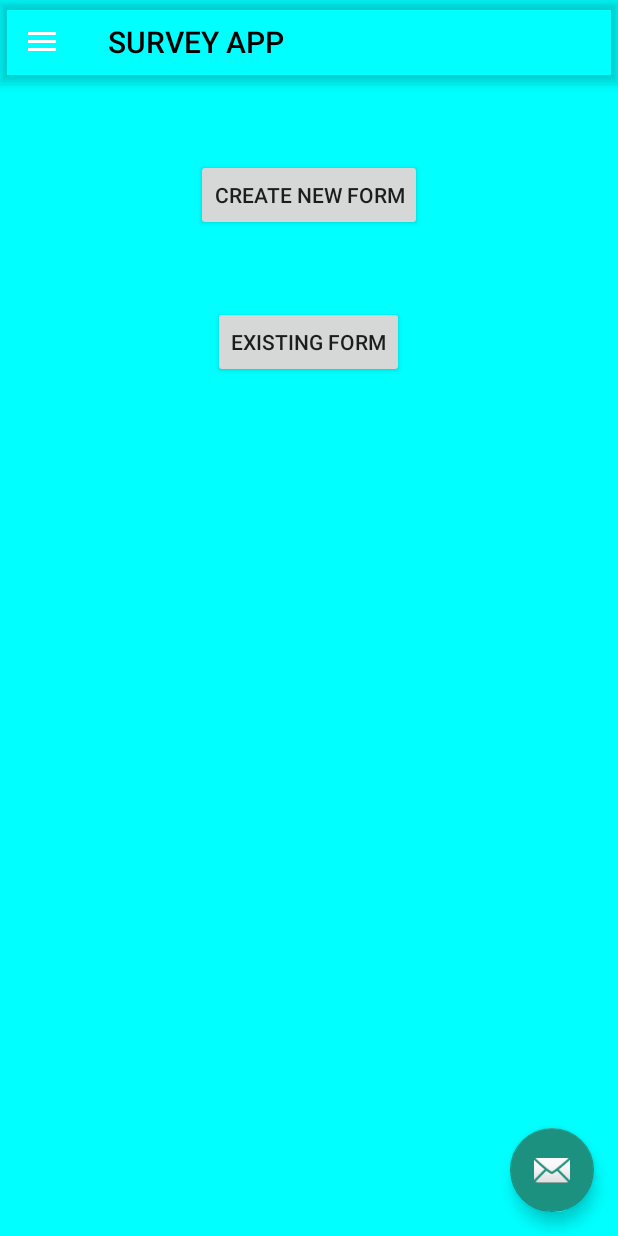
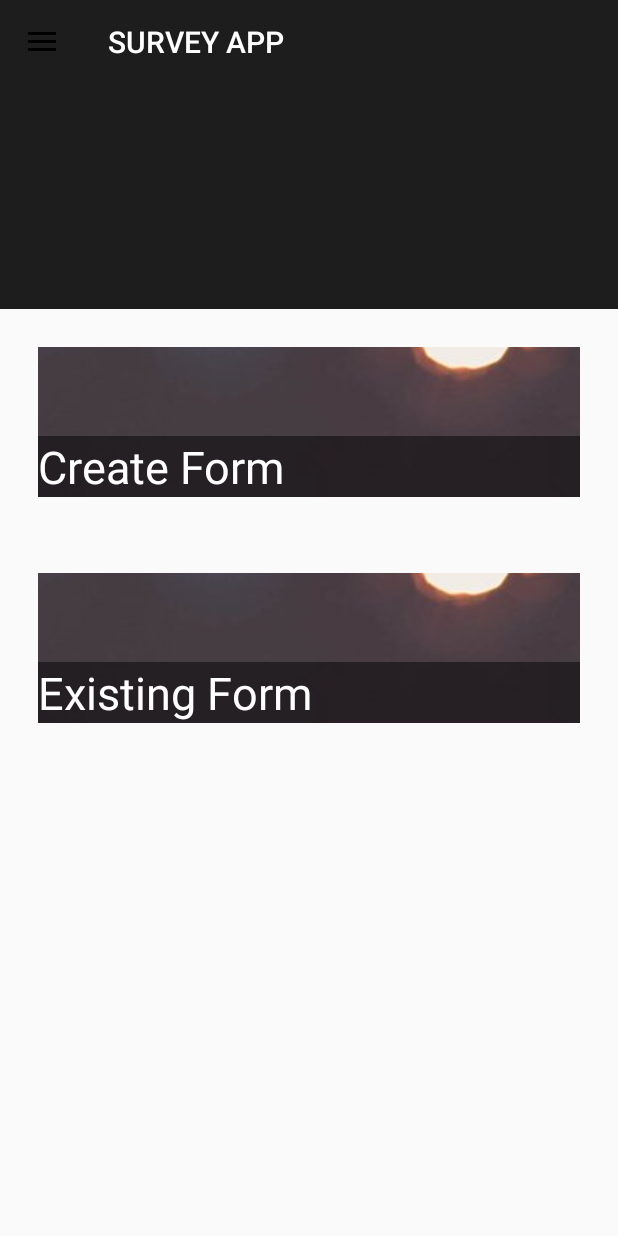
Before and after one commit to hitenjain88/Survey, an Android app: the screen it shows after launch (MainPage before the commit, MainMenu after it), on a phone screen of 412 x 824 dp. Run offline under Robolectric (Android 15) with nearby library versions, the phone set to English and light mode, and no system bars; plain views replace ArcView, RoundRectView.

Commit message:
new main screen

```diff
--- a/app/src/main/java/com/example/survey/MainPage.java
+++ /dev/null
@@ -1,287 +0,0 @@
-package com.example.survey;
-
-
-import android.Manifest;
-import android.annotation.SuppressLint;
-import android.app.AlertDialog;
-import android.app.Dialog;
-import android.content.Context;
-import android.content.DialogInterface;
-import android.content.Intent;
-import android.content.pm.PackageManager;
-import android.graphics.Color;
-import android.graphics.drawable.ColorDrawable;
-import android.os.Build;
-import android.os.Bundle;
-import android.os.Environment;
-import android.os.Handler;
-import android.support.annotation.NonNull;
-import android.support.design.widget.AppBarLayout;
-import android.support.design.widget.FloatingActionButton;
-import android.support.design.widget.NavigationView;
-import android.support.design.widget.Snackbar;
-import android.support.design.widget.TextInputLayout;
-import android.support.v4.app.ActivityCompat;
-import android.support.v4.content.ContextCompat;
-import android.support.v4.widget.DrawerLayout;
-import android.support.v7.app.ActionBarDrawerToggle;
-import android.support.v7.app.AppCompatActivity;
-import android.support.v7.widget.Toolbar;
-import android.text.Html;
-import android.view.LayoutInflater;
-import android.view.MenuItem;
-import android.view.View;
-import android.widget.Button;
-import android.widget.Toast;
-
-import org.json.JSONArray;
-import org.json.JSONException;
-import org.json.JSONObject;
-
-import java.io.BufferedOutputStream;
-import java.io.File;
-import java.io.FileOutputStream;
-import java.io.IOException;
-import java.security.Permission;
-import java.text.SimpleDateFormat;
-import java.util.Calendar;
-import java.util.Date;
-import java.util.Locale;
-
-public class MainPage extends AppCompatActivity {
-
-    private View alertView;
-    private Dialog alertDialog;
-    private String DIR_PATH;
-    private final int STORAGE_PERMISSION_CODE = 100;
-
-
-
-    @Override
-    protected void onCreate(Bundle savedInstanceState) {
-        super.onCreate(savedInstanceState);
-        setContentView(R.layout.activity_main_page);
-        //Toolbar toolbar = findViewById(R.id.toolbar);
-        AppBarLayout appBarLayout = (AppBarLayout) findViewById(R.id.appbar);
-        // Create Navigation drawer and inlfate layout
-        NavigationView navigationView = (NavigationView) findViewById(R.id.nav_view);
-        if (Build.VERSION.SDK_INT >= Build.VERSION_CODES.LOLLIPOP) {
-            appBarLayout.setElevation(1);
-        }
-        //getSupportActionBar().setElevation(0);
-        appBarLayout.setBackgroundColor(Color.TRANSPARENT);
-        // Adding menu icon to Toolbar
-        // Set behavior of Navigation drawer
-        Context mContext = this;
-        Toolbar mToolbar = (Toolbar) findViewById(R.id.toolbar);
-
-        // Toolbar :: Transparent
-        mToolbar.setBackgroundColor(Color.TRANSPARENT);
-        if (Build.VERSION.SDK_INT >= Build.VERSION_CODES.LOLLIPOP) {
-            mToolbar.setElevation(0);
-        }
-
-        setSupportActionBar(mToolbar);
-        getSupportActionBar().setElevation(0);
-
-        DIR_PATH = Environment.getExternalStorageDirectory() + "/SurveyApp"; //PATH OF Internal STORAGE FOR FORM and JSON
-
-        //Create new Form Button
-        Button b1 = findViewById(R.id.b1);
-        //Existing Form Button
-        Button b2 = findViewById(R.id.b2);
-
-        FloatingActionButton fab = (FloatingActionButton) findViewById(R.id.fab);
-        fab.setOnClickListener(new View.OnClickListener() {
-            @Override
-            public void onClick(View view) {
-                Snackbar.make(view, "Replace with your own action", Snackbar.LENGTH_LONG)
-                        .setAction("Action", null).show();
-
-            }
-        });
-        DrawerLayout drawer=(DrawerLayout)findViewById(R.id.drawer_layout);
-        ActionBarDrawerToggle toggle=new ActionBarDrawerToggle(
-                MainPage.this, drawer, mToolbar, R.string.navigation_drawer_open,R.string.navigation_drawer_close);
-        drawer.addDrawerListener(toggle);
-        toggle.syncState();
-        navigationView.setNavigationItemSelectedListener(new NavigationView.OnNavigationItemSelectedListener() {
-            @Override
-            public boolean onNavigationItemSelected(@NonNull MenuItem menuItem) {
-                return false;
-            }
-        });
-        getSupportActionBar().setTitle(Html.fromHtml("<font color='#000000'>SURVEY APP</font>"));
-        b1.setOnClickListener(new View.OnClickListener() {
-            @SuppressLint("InflateParams")
-            @Override
-            public void onClick(View v) {
-
-                if(ContextCompat.checkSelfPermission(MainPage.this, Manifest.permission.WRITE_EXTERNAL_STORAGE) != PackageManager.PERMISSION_GRANTED){
-                    requestStoragePermission();
-                }else{
-
-                    //Dialaog Box ye Starting aiga activity for getting simple details
-
-                    LayoutInflater inflate = LayoutInflater.from(MainPage.this);
-                    alertView = inflate.inflate(R.layout.create_form_title_dialog, null);
-
-                    Button btn = alertView.findViewById(R.id.btn_save);
-                    alertDialog = new Dialog(MainPage.this);
-                    alertDialog.setContentView(alertView);
-                    alertDialog.setCanceledOnTouchOutside(false);
-                    alertDialog.getWindow().setBackgroundDrawable(new ColorDrawable(Color.TRANSPARENT));
-                    alertDialog.show();
-
-
-                    btn.setOnClickListener(new View.OnClickListener() {
-                        @Override
-                        public void onClick(View v) {
-                            TextInputLayout tit = alertView.findViewById(R.id.title);
-                            TextInputLayout des = alertView.findViewById(R.id.description);
-                            TextInputLayout auth = alertView.findViewById(R.id.author);
-
-                            String title = tit.getEditText().getText().toString();
-                            String description = des.getEditText().getText().toString();
-                            String author = auth.getEditText().getText().toString();
-
-
-
-                            if(!title.equals("") && !description.equals("") && !author.equals("")) {
-
-                                File dir = new File(DIR_PATH);
-                                if(!dir.exists()){
-                                    dir.mkdir();
-                                    Toast.makeText(MainPage.this, "Directory Created " +DIR_PATH, Toast.LENGTH_SHORT).show();
-                                }
-
-                                File file = new File(DIR_PATH, title + "_Form.json");
-                                try {
-
-                                    JSONObject jsonObj = new JSONObject();
-
-                                    Date c = Calendar.getInstance().getTime();
-                                    SimpleDateFormat df = new SimpleDateFormat("dd-MMM-yyyy", Locale.ENGLISH);
-                                    String formattedDate = df.format(c);
-
-                                    jsonObj.put("title", title);
-                                    jsonObj.put("description", description);
-                                    jsonObj.put("author", author);
-                                    jsonObj.put("date", formattedDate);
-
-
-                                    JSONArray type = new JSONArray();
-
-                                    JSONObject edittext = new JSONObject();
-
-                                    edittext.put("type", "EditText");
-                                    edittext.put("title", "NULL");
-                                    type.put(0,edittext);
-
-                                    jsonObj.put("type", type);
-
-                                    String data = jsonObj.toString();
-
-                                    FileOutputStream fos = new FileOutputStream(file);
-                                    fos.write(data.getBytes());
-                                    fos.close();
-                                    alertDialog.dismiss();
-
-                                    Intent intent = new Intent(getApplicationContext(), CreateForm.class);
-                                    intent.putExtra("title", title);
-                                    intent.putExtra("description", description);
-                                    startActivity(intent);
-                                } catch (IOException e) {
-                                    e.printStackTrace();
-                                    Toast.makeText(MainPage.this, "File Not Created There was an Internal Error", Toast.LENGTH_SHORT).show();
-
-                                    alertDialog.dismiss();
-                                } catch (JSONException e) {
-                                    e.printStackTrace();
-                                }
-
-
-                            }
-                            else{
-                                Toast.makeText(MainPage.this, "Enter the Details Correctly", Toast.LENGTH_SHORT).show();
-                            }
-                        }
-                    });
-
-                    //Dialog code end
-
-                }
-
-
-
-            }
-        });
-        b2.setOnClickListener(new View.OnClickListener() {
-            @Override
-            public void onClick(View v) {
-
-                Intent intent = new Intent(MainPage.this,MainMenu.class);
-                startActivity(intent);
-                Toast.makeText(MainPage.this, "WIP abhi kaam baki h", Toast.LENGTH_SHORT).show();
-            }
-        });
-    }
-
-    public void requestStoragePermission(){
-        if(ActivityCompat.shouldShowRequestPermissionRationale(this, Manifest.permission.WRITE_EXTERNAL_STORAGE)){
-        new AlertDialog.Builder(this)
-                .setTitle("Storage Permission Needed")
-                .setMessage("This permission is needed to save and retrive your form")
-                .setPositiveButton("ok", new DialogInterface.OnClickListener() {
-                    @Override
-                    public void onClick(DialogInterface dialog, int which) {
-                        ActivityCompat.requestPermissions(MainPage.this, new String[] {Manifest.permission.WRITE_EXTERNAL_STORAGE}, STORAGE_PERMISSION_CODE);
-                    }
-                })
-                .setNegativeButton("Cancel", new DialogInterface.OnClickListener() {
-                    @Override
-                    public void onClick(DialogInterface dialog, int which) {
-                        dialog.dismiss();
-                    }
-                })
-        .create()
-        .show();
-
-        }else{
-            ActivityCompat.requestPermissions(this, new String[] {Manifest.permission.WRITE_EXTERNAL_STORAGE}, STORAGE_PERMISSION_CODE);
-        }
-    }
-
-    @Override
-    public void onRequestPermissionsResult(int requestCode, @NonNull String[] permissions, @NonNull int[] grantResults) {
-        if(requestCode==STORAGE_PERMISSION_CODE){
-            if(grantResults.length > 0 && grantResults[0] == PackageManager.PERMISSION_GRANTED){
-                Toast.makeText(this, "PERMISSION GRANTED", Toast.LENGTH_SHORT).show();
-            }
-            else{
-                Toast.makeText(this, "PERMISSON IS NOT GRANTED", Toast.LENGTH_SHORT).show();
-            }
-        }
-    }
-
-    boolean doubleBackToExitPressedOnce = false;
-
-    @Override
-    public void onBackPressed() {
-        if (doubleBackToExitPressedOnce) {
-            super.onBackPressed();
-            return;
-        }
-
-        this.doubleBackToExitPressedOnce = true;
-        Toast.makeText(this, "Please click BACK again to exit", Toast.LENGTH_SHORT).show();
-
-        new Handler().postDelayed(new Runnable() {
-
-            @Override
-            public void run() {
-                doubleBackToExitPressedOnce=false;
-            }
-        }, 1000);
-    }
-}
--- a/app/src/main/java/com/example/survey/SplashScreen.java
+++ b/app/src/main/java/com/example/survey/SplashScreen.java
@@ -27,7 +27,7 @@ public class SplashScreen extends AppCompatActivity {
             {
                 e.printStackTrace();
             }
-            Intent in = new Intent(SplashScreen.this,MainPage.class);
+            Intent in = new Intent(SplashScreen.this,MainMenu.class);
             startActivity(in);
             finish();
 
--- /dev/null
+++ b/app/src/main/res/drawable/splash_screen.xml
@@ -0,0 +1,18 @@
+<?xml version="1.0" encoding="utf-8"?>
+<selector xmlns:android="http://schemas.android.com/apk/res/android">
+    <item>
+        <shape android:shape="rectangle">
+            <stroke
+                android:width="10dp"
+                android:color="#01194E"/>
+            <corners
+                android:radius="30dp"/>
+            <gradient
+                android:centerColor="#013846"
+                android:endColor="#000000"
+                android:startColor="#000000"
+                android:type="linear"
+                android:angle="90"/>
+        </shape>
+    </item>
+</selector>
--- a/app/src/main/res/layout/activity_main_menu.xml
+++ b/app/src/main/res/layout/activity_main_menu.xml
@@ -56,6 +56,7 @@
             android:layout_height="match_parent"
             android:scaleType="center"
             android:src="@drawable/create_form"
+            android:id="@+id/b1"
             />
 
         <TextView
@@ -89,6 +90,7 @@
             android:layout_height="match_parent"
             android:scaleType="center"
             android:src="@drawable/create_form"
+            android:id="@+id/b2"
             />
 
         <TextView
--- a/app/src/main/res/layout/activity_main_page.xml
+++ /dev/null
@@ -1,37 +0,0 @@
-<?xml version="1.0" encoding="utf-8"?>
-<android.support.v4.widget.DrawerLayout xmlns:android="http://schemas.android.com/apk/res/android"
-    xmlns:app="http://schemas.android.com/apk/res-auto"
-    xmlns:tools="http://schemas.android.com/tools"
-    android:id="@+id/drawer_layout"
-    android:layout_width="match_parent"
-    android:layout_height="match_parent"
-    android:fitsSystemWindows="true"
-    android:background="#00ffff"
-    tools:openDrawer="start"
-    tools:context=".MainPage">
-
-    <include
-        layout="@layout/app_bar_navigation_drawer"
-        android:layout_width="match_parent"
-        android:layout_height="match_parent" />
-
-    <android.support.design.widget.NavigationView
-        android:id="@+id/nav_view"
-        android:layout_width="wrap_content"
-        android:layout_height="match_parent"
-        android:layout_gravity="start"
-        android:fitsSystemWindows="true"
-        app:headerLayout="@layout/nav_header_navigation_drawer"
-        app:menu="@menu/activity_navigation_drawer_drawer" />
-
-
-    <include layout="@layout/content_main_page" />
-
-    <android.support.design.widget.FloatingActionButton
-        android:id="@+id/fab"
-        android:layout_width="wrap_content"
-        android:layout_height="wrap_content"
-        android:layout_gravity="bottom|end"
-        android:layout_margin="@dimen/fab_margin"
-        app:srcCompat="@android:drawable/ic_dialog_email" />
-</android.support.v4.widget.DrawerLayout>
--- a/app/src/main/res/layout/activity_navigation_drawer.xml
+++ b/app/src/main/res/layout/activity_navigation_drawer.xml
@@ -9,7 +9,6 @@
     tools:openDrawer="start">
 
     <include
-        layout="@layout/app_bar_navigation_drawer"
         android:layout_width="match_parent"
         android:layout_height="match_parent" />
 
--- a/app/src/main/res/layout/app_bar_navigation_drawer.xml
+++ /dev/null
@@ -1,35 +0,0 @@
-<?xml version="1.0" encoding="utf-8"?>
-<android.support.design.widget.CoordinatorLayout xmlns:android="http://schemas.android.com/apk/res/android"
-    xmlns:app="http://schemas.android.com/apk/res-auto"
-    xmlns:tools="http://schemas.android.com/tools"
-    android:layout_width="match_parent"
-    android:layout_height="match_parent"
-    tools:context=".MainPage">
-
-    <android.support.design.widget.AppBarLayout
-        android:id="@+id/appbar"
-        android:layout_width="match_parent"
-        android:layout_height="wrap_content"
-        android:theme="@style/AppTheme.AppBarOverlay">
-
-        <android.support.v7.widget.Toolbar
-            android:id="@+id/toolbar"
-            android:layout_width="match_parent"
-            android:layout_height="?attr/actionBarSize"
-            android:background="?attr/colorPrimary"
-            app:popupTheme="@style/ThemeOverlay.AppCompat.Light"
-            app:theme="@style/ThemeOverlay.AppCompat.Dark.ActionBar" />
-
-    </android.support.design.widget.AppBarLayout>
-
-    <include layout="@layout/content_navigation_drawer" />
-
-    <android.support.design.widget.FloatingActionButton
-        android:id="@+id/fab"
-        android:layout_width="wrap_content"
-        android:layout_height="wrap_content"
-        android:layout_gravity="bottom|end"
-        android:layout_margin="@dimen/fab_margin"
-        app:srcCompat="@android:drawable/ic_dialog_email" />
-
-</android.support.design.widget.CoordinatorLayout>
--- a/app/src/main/res/layout/content_main_page.xml
+++ /dev/null
@@ -1,37 +0,0 @@
-<?xml version="1.0" encoding="utf-8"?>
-<RelativeLayout xmlns:android="http://schemas.android.com/apk/res/android"
-    xmlns:app="http://schemas.android.com/apk/res-auto"
-    xmlns:tools="http://schemas.android.com/tools"
-    android:layout_width="match_parent"
-    android:layout_height="match_parent"
-    app:layout_behavior="@string/appbar_scrolling_view_behavior"
-    tools:context=".MainPage"
-    android:layout_marginTop="?attr/actionBarSize"
-    tools:showIn="@layout/activity_main_page">
-
-    <LinearLayout
-        android:layout_width="match_parent"
-        android:layout_height="wrap_content"
-        android:layout_marginTop="?attr/actionBarSize"
-        android:orientation="vertical">
-
-        <Button
-            android:id="@+id/b1"
-            android:layout_width="wrap_content"
-            android:layout_height="wrap_content"
-            android:layout_gravity="center"
-            android:layout_marginTop="50dp"
-            android:text="@string/MainPage_Button1" />
-
-        <Button
-            android:id="@+id/b2"
-            android:layout_width="wrap_content"
-            android:layout_height="wrap_content"
-            android:layout_gravity="center"
-            android:layout_marginTop="50dp"
-            android:text="@string/MainPage_Button2" />
-
-
-    </LinearLayout>
-
-</RelativeLayout>
--- a/app/src/main/res/layout/content_navigation_drawer.xml
+++ /dev/null
@@ -1,11 +0,0 @@
-<?xml version="1.0" encoding="utf-8"?>
-<android.support.constraint.ConstraintLayout xmlns:android="http://schemas.android.com/apk/res/android"
-    xmlns:app="http://schemas.android.com/apk/res-auto"
-    xmlns:tools="http://schemas.android.com/tools"
-    android:layout_width="match_parent"
-    android:layout_height="match_parent"
-    app:layout_behavior="@string/appbar_scrolling_view_behavior"
-    tools:context=".navigation_drawer"
-    tools:showIn="@layout/app_bar_navigation_drawer">
-
-</android.support.constraint.ConstraintLayout>
--- a/app/src/main/res/values/styles.xml
+++ b/app/src/main/res/values/styles.xml
@@ -6,12 +6,12 @@
         <item name="colorPrimary">@color/colorPrimary</item>
         <item name="colorPrimaryDark">@color/colorPrimaryDark</item>
         <item name="colorAccent">@color/colorAccent</item>
-        <item name="drawerArrowStyle">@style/DrawerIcon</item>
-
+        <item name="drawerArrowStyle">@style/DrawerArrowStyle</item>
+        <item name="windowActionBar">false</item>
+        <item name="windowNoTitle">true</item>
         <!--<item name="android:windowContentOverlay">@null</item>
         <item name="android:actionBarStyle">@style/NewActionBar</item>
     </style>
-
     <style name="NewActionBar" parent="@android:style/Widget.Holo.Light.ActionBar">
         <item name="android:titleTextStyle">@style/TitleBarTextColor</item>
         <item name="android:background">#666666</item>
@@ -19,6 +19,10 @@
 
     <style name="TitleBarTextColor" parent="@style/TextAppearance.Sherlock.Widget.ActionBar.Menu">
         <item name="android:textColor">#000000</item>-->
+    </style>
+
+    <style name="splashScreenTheme" parent="AppTheme.NoActionBar">
+        <item name="android:windowBackground">@drawable/splash_screen</item>
     </style>
 
     <style name="AppTheme.NoActionBar">
@@ -34,21 +38,4 @@
 
     <style name="AppTheme.PopupOverlay" parent="ThemeOverlay.AppCompat.Light" />
 
-
-    <style name="CustomActionBarTheme" parent="Theme.AppCompat.Light.DarkActionBar">
-        <item name="android:windowActionBarOverlay">true</item>
-        <item name="windowActionBarOverlay">@null</item>
-        <item name="windowActionBar">false</item>
-        <item name="windowNoTitle">true</item>
-        <item name="android:actionBarStyle">@style/TransparentActionBar</item>
-    </style>
-
-    <style name="TransparentActionBar" parent="@android:style/Widget.Holo.Light.ActionBar">
-        <item name="android:background">@android:color/transparent</item>
-=
-    </style>
-    <style name="DrawerIcon" parent="Widget.AppCompat.DrawerArrowToggle">
-        <item name="color">@color/color_icon</item>
-    </style>
-
 </resources>
```
Also changed, not shown: app/src/main/AndroidManifest.xml (+3 -8 lines), app/src/main/java/com/example/survey/MainMenu.java (+210 -0 lines).
